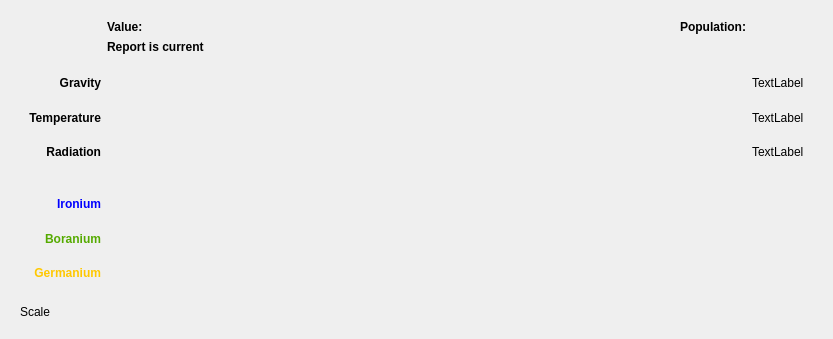
First picture: the form in QtClient/planet_report.ui, repository vkholodkov/freestars, before the edit.
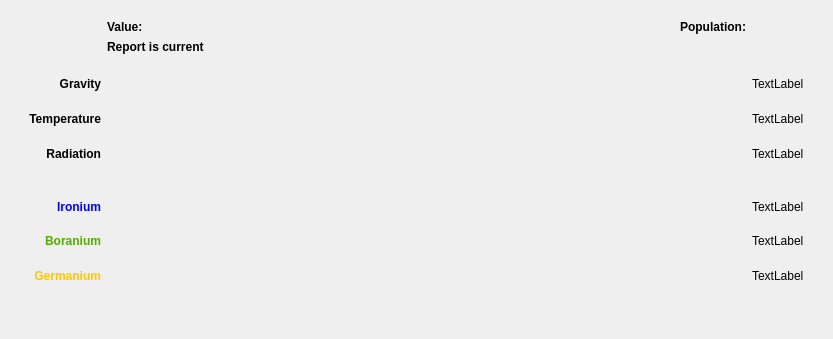
Second picture: the form after the edit. Custom widgets are drawn as their Qt base class.

Commit message: Mineral report and a scale

Diff of the .ui file:
```diff
--- a/QtClient/planet_report.ui
+++ b/QtClient/planet_report.ui
@@ -262,6 +262,39 @@
           <verstretch>0</verstretch>
          </sizepolicy>
         </property>
+        <property name="cursor">
+         <cursorShape>WhatsThisCursor</cursorShape>
+        </property>
+       </widget>
+      </item>
+      <item row="2" column="3">
+       <widget class="QWidget" name="widget_7" native="true">
+        <layout class="QVBoxLayout" name="verticalLayout_5">
+         <property name="leftMargin">
+          <number>0</number>
+         </property>
+         <item>
+          <widget class="QLabel" name="ironiumOverflowLabel">
+           <property name="text">
+            <string>TextLabel</string>
+           </property>
+          </widget>
+         </item>
+         <item>
+          <widget class="QLabel" name="boraniumOverflowLabel">
+           <property name="text">
+            <string>TextLabel</string>
+           </property>
+          </widget>
+         </item>
+         <item>
+          <widget class="QLabel" name="germaniumOverflowLabel">
+           <property name="text">
+            <string>TextLabel</string>
+           </property>
+          </widget>
+         </item>
+        </layout>
        </widget>
       </item>
      </layout>
@@ -270,13 +303,22 @@
    <item>
     <widget class="QWidget" name="widget_2" native="true">
      <layout class="QHBoxLayout" name="horizontalLayout">
+      <property name="leftMargin">
+       <number>0</number>
+      </property>
       <property name="topMargin">
-       <number>9</number>
+       <number>0</number>
+      </property>
+      <property name="rightMargin">
+       <number>0</number>
       </property>
       <item>
-       <widget class="QLabel" name="label_7">
-        <property name="text">
-         <string>Scale</string>
+       <widget class="ScaleWidget" name="scaleWidget" native="true">
+        <property name="minimumSize">
+         <size>
+          <width>0</width>
+          <height>20</height>
+         </size>
         </property>
        </widget>
       </item>
@@ -292,6 +334,18 @@
    <header>habitation_bar.h</header>
    <container>1</container>
   </customwidget>
+  <customwidget>
+   <class>MineralReport</class>
+   <extends>QWidget</extends>
+   <header>mineral_report.h</header>
+   <container>1</container>
+  </customwidget>
+  <customwidget>
+   <class>ScaleWidget</class>
+   <extends>QWidget</extends>
+   <header>scale_widget.h</header>
+   <container>1</container>
+  </customwidget>
  </customwidgets>
  <resources/>
  <connections/>
```
Left out of the diff: 15 changed lines with no effect on the pictures. The commit also changes 6 other files.
